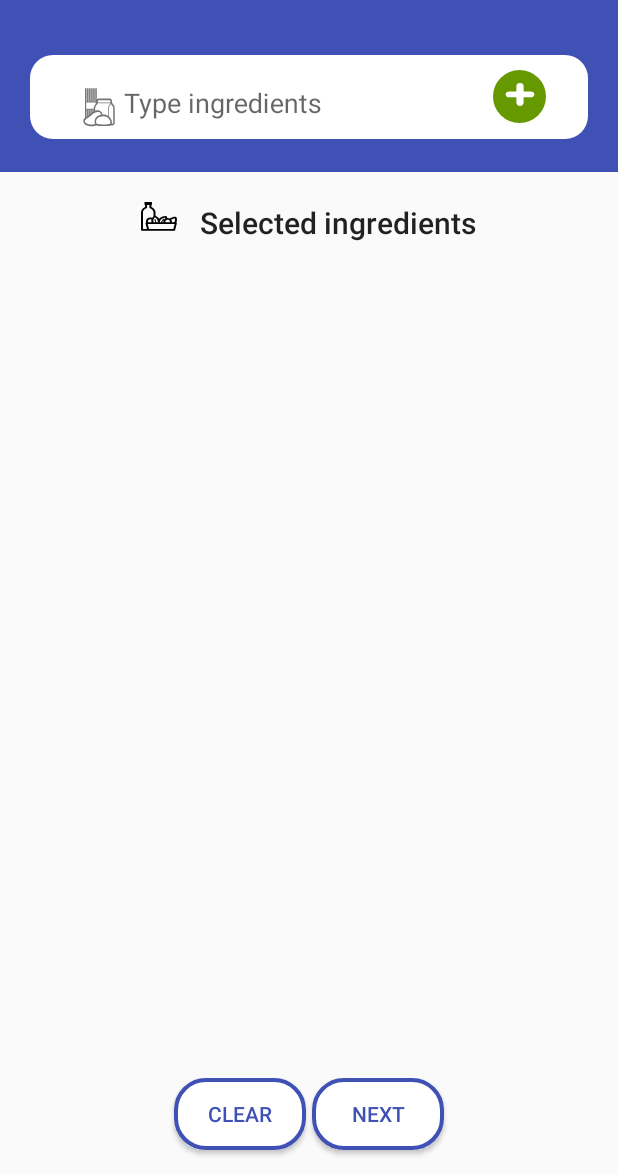
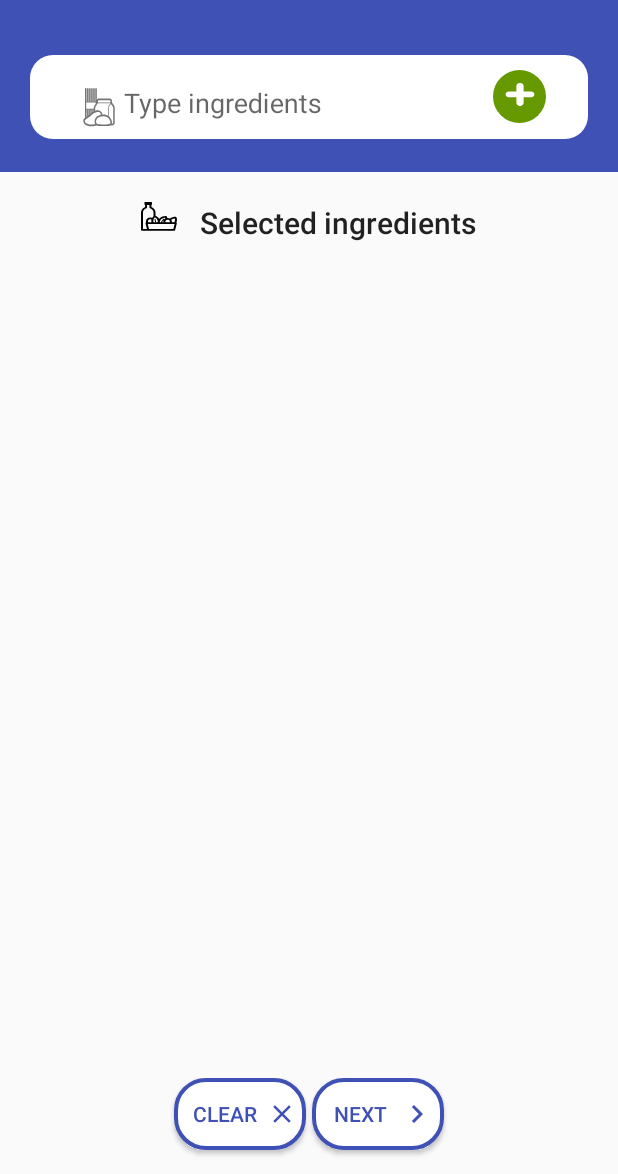
Before and after one commit to michellymenezes/easy-meal, an Android app: the screen it shows after launch (MainActivity), after a tap on "START COOKING", on a phone screen of 412 x 824 dp, the part 62-1236 px from its top. Run offline under Robolectric (Android 15) with nearby library versions, the phone set to English and light mode, and no system bars; libraries missing offline, so code that uses them is left out: com.xiaofeng.flowlayoutmanager; 1 statement that could not run was skipped.

```diff
--- a/app/src/main/res/drawable/bg_button.xml
+++ b/app/src/main/res/drawable/bg_button.xml
@@ -1,7 +1,7 @@
 <?xml version="1.0" encoding="utf-8"?>
 <selector xmlns:android="http://schemas.android.com/apk/res/android">
     <item android:state_focused="true" android:state_pressed="false" android:drawable="@drawable/rounded_background" />
-    <item android:state_focused="true" android:state_pressed="true" android:drawable="@drawable/rounded_backgroud_clicked" />
-    <item android:state_focused="false" android:state_pressed="true" android:drawable="@drawable/rounded_backgroud_clicked" />
+    <item android:state_focused="true" android:state_pressed="true" android:drawable="@drawable/rounded_backgroud_pressed" />
+    <item android:state_focused="false" android:state_pressed="true" android:drawable="@drawable/rounded_backgroud_pressed" />
     <item android:drawable="@drawable/rounded_background" />
 </selector>
--- /dev/null
+++ b/app/src/main/res/drawable/ic_clear_all.xml
@@ -0,0 +1,4 @@
+<vector android:height="20dp" android:viewportHeight="24.0"
+    android:viewportWidth="24.0" android:width="20dp" xmlns:android="http://schemas.android.com/apk/res/android">
+    <path android:fillColor="@color/colorPrimary" android:pathData="M19,6.41L17.59,5 12,10.59 6.41,5 5,6.41 10.59,12 5,17.59 6.41,19 12,13.41 17.59,19 19,17.59 13.41,12z"/>
+</vector>
--- a/app/src/main/res/drawable/ic_next.xml
+++ b/app/src/main/res/drawable/ic_next.xml
@@ -1,4 +1,9 @@
-<vector android:height="30dp" android:viewportHeight="125.0"
-    android:viewportWidth="100.0" android:width="30dp" xmlns:android="http://schemas.android.com/apk/res/android">
-    <path android:fillColor="#FFFFFF" android:pathData="M34.87,9l40.13,40.14l-39.14,39.14l-9.86,-9.87l29.27,-29.27l-30.27,-30.27z"/>
+<vector xmlns:android="http://schemas.android.com/apk/res/android"
+        android:width="24dp"
+        android:height="24dp"
+        android:viewportWidth="24.0"
+        android:viewportHeight="24.0">
+    <path
+        android:fillColor="@color/colorPrimary"
+        android:pathData="M10,6L8.59,7.41 13.17,12l-4.58,4.59L10,18l6,-6z"/>
 </vector>
--- a/app/src/main/res/drawable/ic_search_white.xml
+++ /dev/null
@@ -1,4 +0,0 @@
-<vector android:height="35dp" android:viewportHeight="40.379"
-    android:viewportWidth="40.378" android:width="35dp" xmlns:android="http://schemas.android.com/apk/res/android">
-    <path android:fillColor="#FFFFFFFF" android:pathData="M15.14,19.95l-7.81,0.02c0.11,-1.99 0.87,-3.94 2.27,-5.53L15.14,19.95zM7.33,21.07c0.13,1.98 0.9,3.93 2.31,5.52l5.51,-5.54L7.33,21.07zM15.89,11.36c-1.98,0.13 -3.93,0.89 -5.51,2.31l5.53,5.51L15.89,11.36zM10.41,27.36c1.59,1.4 3.54,2.16 5.53,2.27l-0.02,-7.81L10.41,27.36zM17.04,29.63c1.98,-0.12 3.93,-0.89 5.51,-2.31l-5.54,-5.51L17.04,29.63zM25.6,19.92c-0.13,-1.98 -0.89,-3.93 -2.31,-5.51l-5.51,5.54L25.6,19.92zM16.99,11.36l0.02,7.81l5.51,-5.54C20.93,12.23 18.98,11.48 16.99,11.36zM23.33,26.55c1.4,-1.59 2.16,-3.54 2.27,-5.53l-7.81,0.02L23.33,26.55zM36.45,37.54l-2.82,2.84l-8.05,-8.01l0.7,-0.71l-1.66,-1.65c-2.27,1.95 -5.13,3.02 -8.15,3.02c-3.33,0 -6.47,-1.29 -8.84,-3.65c-2.37,-2.36 -3.69,-5.51 -3.7,-8.85c-0.01,-3.35 1.29,-6.5 3.65,-8.88c1.96,-1.97 4.45,-3.19 7.16,-3.57c-1.12,-3.09 -5.17,-4.54 -5.21,-4.56l0.65,-1.89c0.18,0.06 3.25,1.16 5.22,3.61c0.12,-0.99 0.56,-3.34 2.21,-4.48c2.12,-1.47 5.41,-0.39 5.41,-0.39s-0.14,3.47 -2.25,4.94c-1.63,1.14 -3.97,0.75 -4.95,0.52c0.43,0.63 0.77,1.34 0.98,2.14c3.21,0.09 6.22,1.36 8.5,3.63c2.38,2.36 3.69,5.51 3.69,8.85c0.01,3.01 -1.04,5.86 -2.98,8.13l1.66,1.65l0.7,-0.71L36.45,37.54zM23.94,27.93c1.98,-1.99 3.07,-4.65 3.07,-7.46c-0.01,-2.81 -1.11,-5.46 -3.11,-7.44c-1.99,-1.98 -4.63,-3.07 -7.43,-3.07c-2.83,0 -5.48,1.1 -7.47,3.11c-1.98,2 -3.07,4.64 -3.06,7.46c0.01,2.81 1.11,5.46 3.11,7.44c1.99,1.98 4.63,3.06 7.43,3.06C19.29,31.03 21.95,29.93 23.94,27.93z"/>
-</vector>
--- a/app/src/main/res/layout/fragment_select_filters.xml
+++ b/app/src/main/res/layout/fragment_select_filters.xml
@@ -46,6 +46,8 @@
             android:layout_height="wrap_content"
             android:background="@drawable/bg_button"
             android:text="Search"
+            android:padding="6dp"
+            android:drawableRight="@drawable/ic_search_"
             android:textColor="@color/colorPrimary"
             android:layout_alignParentRight="true"/>
     </RelativeLayout>
--- a/app/src/main/res/layout/fragment_select_ingredient.xml
+++ b/app/src/main/res/layout/fragment_select_ingredient.xml
@@ -143,6 +143,8 @@
             android:text="Next"
             android:layout_marginLeft="2dp"
             android:layout_marginBottom="16dp"
+            android:padding="6dp"
+            android:drawableRight="@drawable/ic_next"
             android:textColor="@color/colorPrimary"
             android:layout_alignParentRight="true"/>
 
@@ -151,6 +153,8 @@
             android:layout_width="wrap_content"
             android:layout_height="wrap_content"
             android:background="@drawable/bg_button"
+            android:drawableRight="@drawable/ic_clear_all"
+            android:padding="6dp"
             android:text="clear"
             android:layout_marginRight="2dp"
             android:layout_marginBottom="16dp"
```
Also changed, not shown: app/src/main/java/com/projeto_les/easymeal/fragments/SelectIngredientsFragment.java (+26 -3 lines), app/src/main/res/drawable/ic_search_.xml (added, +9 -0 lines), app/src/main/res/drawable/rounded_backgroud_pressed.xml (renamed from app/src/main/res/drawable/rounded_backgroud_clicked.xml).
